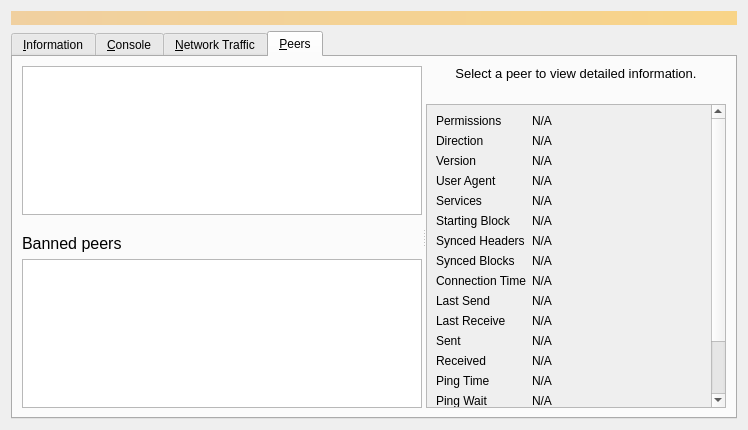
Before: the Qt Designer form src/qt/forms/debugwindow.ui in raffermeko/bitcoin, drawn with Qt 5.
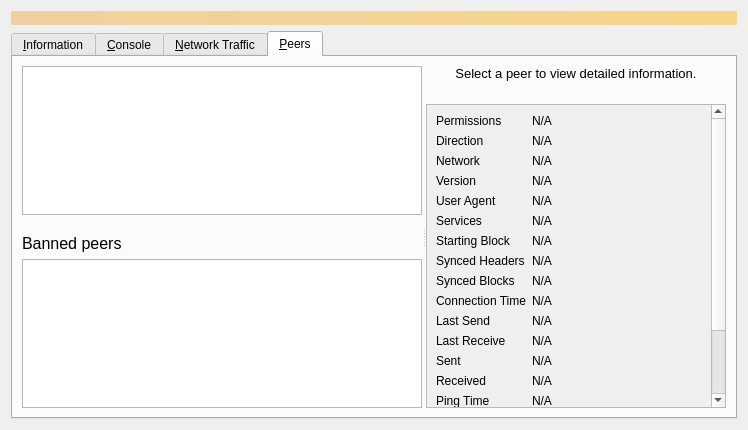
After: the same form once the commit is applied. The open tabs and pages were chosen to show the change. Icons and pictures are not drawn. Custom widgets are drawn as their Qt base class.

Commit message: gui: display network in peer details

The edit to the form file:
```diff
--- a/src/qt/forms/debugwindow.ui
+++ b/src/qt/forms/debugwindow.ui
@@ -1100,13 +1100,39 @@
                 </widget>
                </item>
                <item row="2" column="0">
+                <widget class="QLabel" name="peerNetworkLabel">
+                 <property name="toolTip">
+                  <string>The network protocol this peer is connected through: IPv4, IPv6, Onion, I2P, or CJDNS.</string>
+                 </property>
+                 <property name="text">
+                  <string>Network</string>
+                 </property>
+                </widget>
+               </item>
+               <item row="2" column="1">
+                <widget class="QLabel" name="peerNetwork">
+                 <property name="cursor">
+                  <cursorShape>IBeamCursor</cursorShape>
+                 </property>
+                 <property name="text">
+                  <string>N/A</string>
+                 </property>
+                 <property name="textFormat">
+                  <enum>Qt::PlainText</enum>
+                 </property>
+                 <property name="textInteractionFlags">
+                  <set>Qt::LinksAccessibleByMouse|Qt::TextSelectableByKeyboard|Qt::TextSelectableByMouse</set>
+                 </property>
+                </widget>
+               </item>
+               <item row="3" column="0">
                 <widget class="QLabel" name="label_21">
                  <property name="text">
                   <string>Version</string>
                  </property>
                 </widget>
                </item>
-               <item row="2" column="1">
+               <item row="3" column="1">
                 <widget class="QLabel" name="peerVersion">
                  <property name="cursor">
                   <cursorShape>IBeamCursor</cursorShape>
@@ -1122,14 +1148,14 @@
                  </property>
                 </widget>
                </item>
-               <item row="3" column="0">
+               <item row="4" column="0">
                 <widget class="QLabel" name="label_28">
                  <property name="text">
                   <string>User Agent</string>
                  </property>
                 </widget>
                </item>
-               <item row="3" column="1">
+               <item row="4" column="1">
                 <widget class="QLabel" name="peerSubversion">
                  <property name="cursor">
                   <cursorShape>IBeamCursor</cursorShape>
@@ -1145,14 +1171,14 @@
                  </property>
                 </widget>
                </item>
-               <item row="4" column="0">
+               <item row="5" column="0">
                 <widget class="QLabel" name="label_4">
                  <property name="text">
                   <string>Services</string>
                  </property>
                 </widget>
                </item>
-               <item row="4" column="1">
+               <item row="5" column="1">
                 <widget class="QLabel" name="peerServices">
                  <property name="cursor">
                   <cursorShape>IBeamCursor</cursorShape>
@@ -1168,14 +1194,14 @@
                  </property>
                 </widget>
                </item>
-               <item row="5" column="0">
+               <item row="6" column="0">
                 <widget class="QLabel" name="label_29">
                  <property name="text">
                   <string>Starting Block</string>
                  </property>
                 </widget>
                </item>
-               <item row="5" column="1">
+               <item row="6" column="1">
                 <widget class="QLabel" name="peerHeight">
                  <property name="cursor">
                   <cursorShape>IBeamCursor</cursorShape>
@@ -1191,14 +1217,14 @@
                  </property>
                 </widget>
                </item>
-               <item row="6" column="0">
+               <item row="7" column="0">
                 <widget class="QLabel" name="label_27">
                  <property name="text">
                   <string>Synced Headers</string>
                  </property>
                 </widget>
                </item>
-               <item row="6" column="1">
+               <item row="7" column="1">
                 <widget class="QLabel" name="peerSyncHeight">
                  <property name="cursor">
                   <cursorShape>IBeamCursor</cursorShape>
@@ -1214,14 +1240,14 @@
                  </property>
                 </widget>
                </item>
-               <item row="7" column="0">
+               <item row="8" column="0">
                 <widget class="QLabel" name="label_25">
                  <property name="text">
                   <string>Synced Blocks</string>
                  </property>
                 </widget>
                </item>
-               <item row="7" column="1">
+               <item row="8" column="1">
                 <widget class="QLabel" name="peerCommonHeight">
                  <property name="cursor">
                   <cursorShape>IBeamCursor</cursorShape>
@@ -1237,14 +1263,14 @@
                  </property>
                 </widget>
                </item>
-               <item row="8" column="0">
+               <item row="9" column="0">
                 <widget class="QLabel" name="label_22">
                  <property name="text">
                   <string>Connection Time</string>
                  </property>
                 </widget>
                </item>
-               <item row="8" column="1">
+               <item row="9" column="1">
                 <widget class="QLabel" name="peerConnTime">
                  <property name="cursor">
                   <cursorShape>IBeamCursor</cursorShape>
@@ -1260,14 +1286,14 @@
                  </property>
                 </widget>
                </item>
-               <item row="9" column="0">
+               <item row="10" column="0">
                 <widget class="QLabel" name="label_15">
                  <property name="text">
                   <string>Last Send</string>
                  </property>
                 </widget>
                </item>
-               <item row="9" column="1">
+               <item row="10" column="1">
                 <widget class="QLabel" name="peerLastSend">
                  <property name="cursor">
                   <cursorShape>IBeamCursor</cursorShape>
@@ -1283,14 +1309,14 @@
                  </property>
                 </widget>
                </item>
-               <item row="10" column="0">
+               <item row="11" column="0">
                 <widget class="QLabel" name="label_19">
                  <property name="text">
                   <string>Last Receive</string>
                  </property>
                 </widget>
                </item>
-               <item row="10" column="1">
+               <item row="11" column="1">
                 <widget class="QLabel" name="peerLastRecv">
                  <property name="cursor">
                   <cursorShape>IBeamCursor</cursorShape>
@@ -1306,14 +1332,14 @@
                  </property>
                 </widget>
                </item>
-               <item row="11" column="0">
+               <item row="12" column="0">
                 <widget class="QLabel" name="label_18">
                  <property name="text">
                   <string>Sent</string>
                  </property>
                 </widget>
                </item>
-               <item row="11" column="1">
+               <item row="12" column="1">
                 <widget class="QLabel" name="peerBytesSent">
                  <property name="cursor">
                   <cursorShape>IBeamCursor</cursorShape>
@@ -1329,14 +1355,14 @@
                  </property>
                 </widget>
                </item>
-               <item row="12" column="0">
+               <item row="13" column="0">
                 <widget class="QLabel" name="label_20">
                  <property name="text">
                   <string>Received</string>
                  </property>
                 </widget>
                </item>
-               <item row="12" column="1">
+               <item row="13" column="1">
                 <widget class="QLabel" name="peerBytesRecv">
                  <property name="cursor">
                   <cursorShape>IBeamCursor</cursorShape>
@@ -1352,14 +1378,14 @@
                  </property>
                 </widget>
                </item>
-               <item row="13" column="0">
+               <item row="14" column="0">
                 <widget class="QLabel" name="label_26">
                  <property name="text">
                   <string>Ping Time</string>
                  </property>
                 </widget>
                </item>
-               <item row="13" column="1">
+               <item row="14" column="1">
                 <widget class="QLabel" name="peerPingTime">
                  <property name="cursor">
                   <cursorShape>IBeamCursor</cursorShape>
@@ -1375,7 +1401,7 @@
                  </property>
                 </widget>
                </item>
-               <item row="14" column="0">
+               <item row="15" column="0">
                 <widget class="QLabel" name="peerPingWaitLabel">
                  <property name="toolTip">
                   <string>The duration of a currently outstanding ping.</string>
@@ -1385,7 +1411,7 @@
                  </property>
                 </widget>
                </item>
-               <item row="14" column="1">
+               <item row="15" column="1">
                 <widget class="QLabel" name="peerPingWait">
                  <property name="cursor">
                   <cursorShape>IBeamCursor</cursorShape>
@@ -1401,14 +1427,14 @@
                  </property>
                 </widget>
                </item>
-               <item row="15" column="0">
+               <item row="16" column="0">
                 <widget class="QLabel" name="peerMinPingLabel">
                  <property name="text">
                   <string>Min Ping</string>
                  </property>
                 </widget>
                </item>
-               <item row="15" column="1">
+               <item row="16" column="1">
                 <widget class="QLabel" name="peerMinPing">
                  <property name="cursor">
                   <cursorShape>IBeamCursor</cursorShape>
@@ -1424,14 +1450,14 @@
                  </property>
                 </widget>
                </item>
-               <item row="16" column="0">
+               <item row="17" column="0">
                 <widget class="QLabel" name="label_timeoffset">
                  <property name="text">
                   <string>Time Offset</string>
                  </property>
                 </widget>
                </item>
-               <item row="16" column="1">
+               <item row="17" column="1">
                 <widget class="QLabel" name="timeoffset">
                  <property name="cursor">
                   <cursorShape>IBeamCursor</cursorShape>
@@ -1447,7 +1473,7 @@
                  </property>
                 </widget>
                </item>
-               <item row="17" column="0">
+               <item row="18" column="0">
                 <widget class="QLabel" name="peerMappedASLabel">
                  <property name="toolTip">
                   <string>The mapped Autonomous System used for diversifying peer selection.</string>
@@ -1457,7 +1483,7 @@
                  </property>
                 </widget>
                </item>
-               <item row="17" column="1">
+               <item row="18" column="1">
                 <widget class="QLabel" name="peerMappedAS">
                  <property name="cursor">
                   <cursorShape>IBeamCursor</cursorShape>
@@ -1473,7 +1499,7 @@
                  </property>
                 </widget>
                </item>
-               <item row="18" column="0">
+               <item row="19" column="0">
                 <spacer name="verticalSpacer_3">
                  <property name="orientation">
                   <enum>Qt::Vertical</enum>
```
The commit also changes 1 other file.
